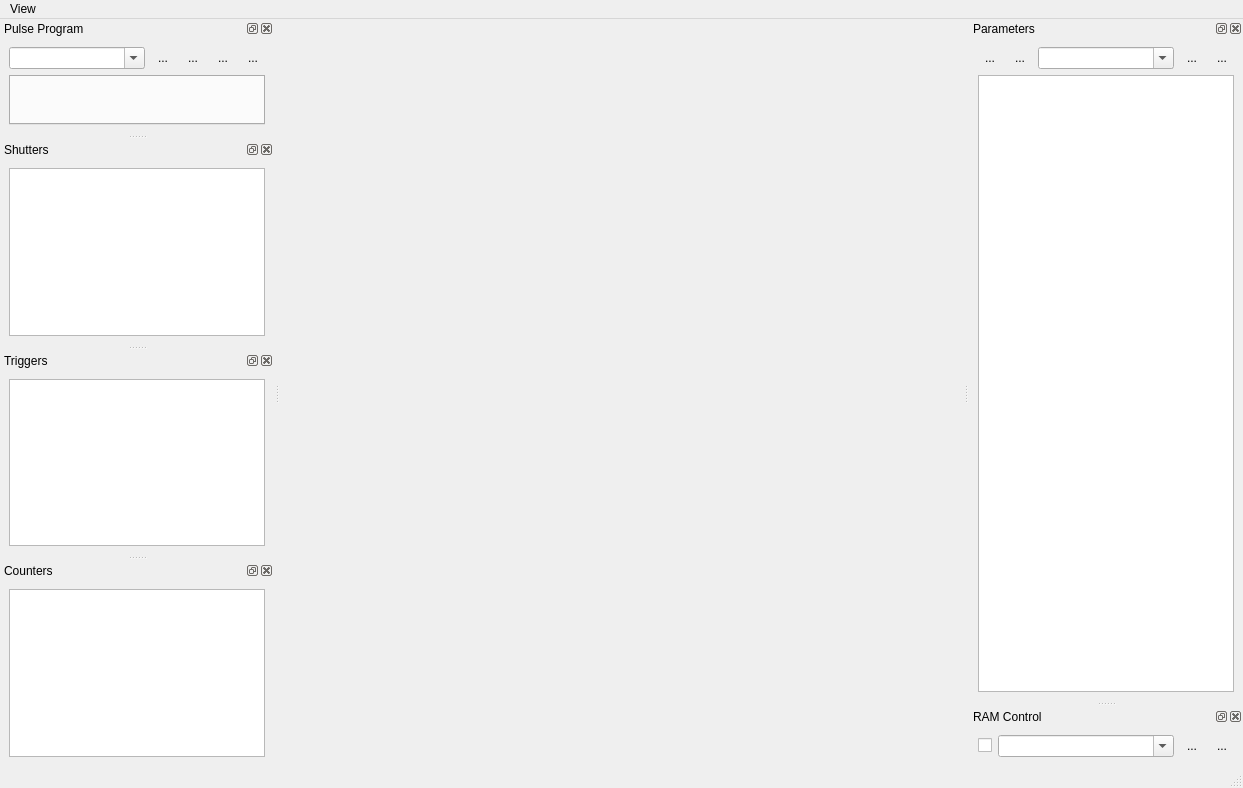
This is ui/PulseProgram.ui in MonroeQuantumNetworks/IonControl as Qt 5 draws it before an edit. The edited form follows.
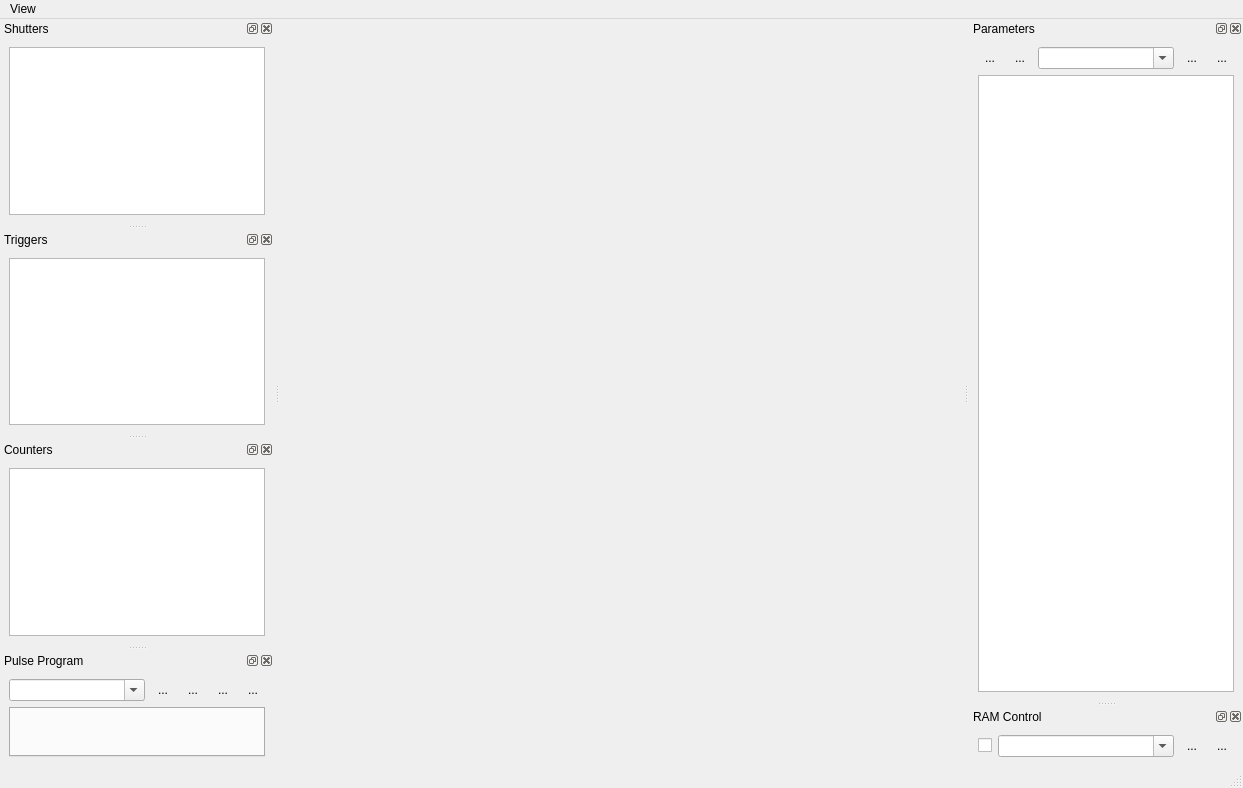
This is the edited form. Icons and pictures are not drawn.

Commit message: Change default dock layout

Patch:
```diff
--- a/ui/PulseProgram.ui
+++ b/ui/PulseProgram.ui
@@ -34,113 +34,6 @@
    <addaction name="menuView"/>
   </widget>
   <widget class="QStatusBar" name="statusbar"/>
-  <widget class="QDockWidget" name="pulseProgramDock">
-   <property name="windowTitle">
-    <string>Pulse Program</string>
-   </property>
-   <attribute name="dockWidgetArea">
-    <number>1</number>
-   </attribute>
-   <widget class="QWidget" name="pulseProgramDockContents">
-    <layout class="QVBoxLayout" name="verticalLayout_5">
-     <item>
-      <layout class="QHBoxLayout" name="horizontalLayout_2">
-       <item>
-        <widget class="QComboBox" name="filenameComboBox">
-         <property name="sizePolicy">
-          <sizepolicy hsizetype="Expanding" vsizetype="Fixed">
-           <horstretch>0</horstretch>
-           <verstretch>0</verstretch>
-          </sizepolicy>
-         </property>
-         <property name="editable">
-          <bool>true</bool>
-         </property>
-         <property name="maxVisibleItems">
-          <number>100</number>
-         </property>
-        </widget>
-       </item>
-       <item>
-        <widget class="QToolButton" name="removeCurrent">
-         <property name="toolTip">
-          <string>remove Current entry from Combo Box</string>
-         </property>
-         <property name="text">
-          <string>...</string>
-         </property>
-         <property name="icon">
-          <iconset resource="Experiment.qrc">
-           <normaloff>:/openicon/icons/edit-clear-locationbar-rtl.png</normaloff>:/openicon/icons/edit-clear-locationbar-rtl.png</iconset>
-         </property>
-         <property name="autoRaise">
-          <bool>true</bool>
-         </property>
-        </widget>
-       </item>
-       <item>
-        <widget class="QToolButton" name="loadButton">
-         <property name="text">
-          <string>...</string>
-         </property>
-         <property name="icon">
-          <iconset resource="Experiment.qrc">
-           <normaloff>:/openicon/icons/document-open-5.png</normaloff>:/openicon/icons/document-open-5.png</iconset>
-         </property>
-         <property name="autoRaise">
-          <bool>true</bool>
-         </property>
-        </widget>
-       </item>
-       <item>
-        <widget class="QToolButton" name="saveButton">
-         <property name="text">
-          <string>...</string>
-         </property>
-         <property name="icon">
-          <iconset resource="Experiment.qrc">
-           <normaloff>:/kde/icons/filesave.png</normaloff>:/kde/icons/filesave.png</iconset>
-         </property>
-         <property name="autoRaise">
-          <bool>true</bool>
-         </property>
-        </widget>
-       </item>
-       <item>
-        <widget class="QToolButton" name="resetButton">
-         <property name="text">
-          <string>...</string>
-         </property>
-         <property name="icon">
-          <iconset resource="Experiment.qrc">
-           <normaloff>:/openicon/icons/document-revert-5.png</normaloff>:/openicon/icons/document-revert-5.png</iconset>
-         </property>
-         <property name="autoRaise">
-          <bool>true</bool>
-         </property>
-        </widget>
-       </item>
-      </layout>
-     </item>
-     <item>
-      <widget class="QTabWidget" name="sourceTabs">
-       <property name="sizePolicy">
-        <sizepolicy hsizetype="MinimumExpanding" vsizetype="MinimumExpanding">
-         <horstretch>0</horstretch>
-         <verstretch>0</verstretch>
-        </sizepolicy>
-       </property>
-       <property name="minimumSize">
-        <size>
-         <width>0</width>
-         <height>50</height>
-        </size>
-       </property>
-      </widget>
-     </item>
-    </layout>
-   </widget>
-  </widget>
   <widget class="QDockWidget" name="parametersDock">
    <property name="windowTitle">
     <string>Parameters</string>
@@ -358,6 +251,113 @@
     </layout>
    </widget>
   </widget>
+  <widget class="QDockWidget" name="pulseProgramDock">
+   <property name="windowTitle">
+    <string>Pulse Program</string>
+   </property>
+   <attribute name="dockWidgetArea">
+    <number>1</number>
+   </attribute>
+   <widget class="QWidget" name="pulseProgramDockContents">
+    <layout class="QVBoxLayout" name="verticalLayout_5">
+     <item>
+      <layout class="QHBoxLayout" name="horizontalLayout_2">
+       <item>
+        <widget class="QComboBox" name="filenameComboBox">
+         <property name="sizePolicy">
+          <sizepolicy hsizetype="Expanding" vsizetype="Fixed">
+           <horstretch>0</horstretch>
+           <verstretch>0</verstretch>
+          </sizepolicy>
+         </property>
+         <property name="editable">
+          <bool>true</bool>
+         </property>
+         <property name="maxVisibleItems">
+          <number>100</number>
+         </property>
+        </widget>
+       </item>
+       <item>
+        <widget class="QToolButton" name="removeCurrent">
+         <property name="toolTip">
+          <string>remove Current entry from Combo Box</string>
+         </property>
+         <property name="text">
+          <string>...</string>
+         </property>
+         <property name="icon">
+          <iconset resource="Experiment.qrc">
+           <normaloff>:/openicon/icons/edit-clear-locationbar-rtl.png</normaloff>:/openicon/icons/edit-clear-locationbar-rtl.png</iconset>
+         </property>
+         <property name="autoRaise">
+          <bool>true</bool>
+         </property>
+        </widget>
+       </item>
+       <item>
+        <widget class="QToolButton" name="loadButton">
+         <property name="text">
+          <string>...</string>
+         </property>
+         <property name="icon">
+          <iconset resource="Experiment.qrc">
+           <normaloff>:/openicon/icons/document-open-5.png</normaloff>:/openicon/icons/document-open-5.png</iconset>
+         </property>
+         <property name="autoRaise">
+          <bool>true</bool>
+         </property>
+        </widget>
+       </item>
+       <item>
+        <widget class="QToolButton" name="saveButton">
+         <property name="text">
+          <string>...</string>
+         </property>
+         <property name="icon">
+          <iconset resource="Experiment.qrc">
+           <normaloff>:/kde/icons/filesave.png</normaloff>:/kde/icons/filesave.png</iconset>
+         </property>
+         <property name="autoRaise">
+          <bool>true</bool>
+         </property>
+        </widget>
+       </item>
+       <item>
+        <widget class="QToolButton" name="resetButton">
+         <property name="text">
+          <string>...</string>
+         </property>
+         <property name="icon">
+          <iconset resource="Experiment.qrc">
+           <normaloff>:/openicon/icons/document-revert-5.png</normaloff>:/openicon/icons/document-revert-5.png</iconset>
+         </property>
+         <property name="autoRaise">
+          <bool>true</bool>
+         </property>
+        </widget>
+       </item>
+      </layout>
+     </item>
+     <item>
+      <widget class="QTabWidget" name="sourceTabs">
+       <property name="sizePolicy">
+        <sizepolicy hsizetype="MinimumExpanding" vsizetype="MinimumExpanding">
+         <horstretch>0</horstretch>
+         <verstretch>0</verstretch>
+        </sizepolicy>
+       </property>
+       <property name="minimumSize">
+        <size>
+         <width>0</width>
+         <height>50</height>
+        </size>
+       </property>
+      </widget>
+     </item>
+    </layout>
+   </widget>
+  </widget>
   <action name="actionOpen">
    <property name="icon">
     <iconset resource="Experiment.qrc">
```
The commit also changes 1 other file.
